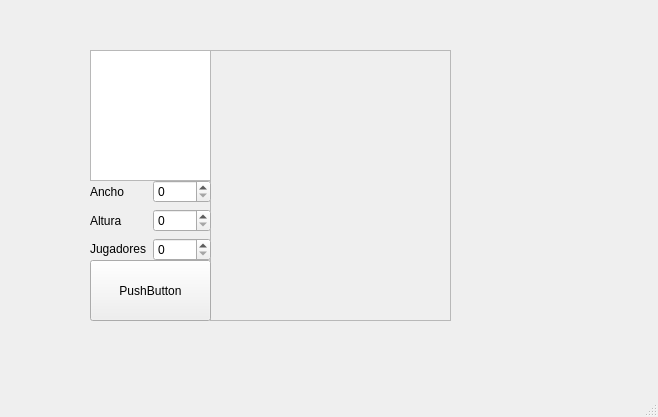
The window that editor_src/Editor/mainwindow.ui (gonzalomartinezs/Wolfenstein3D) describes before a commit, drawn with Qt 5.
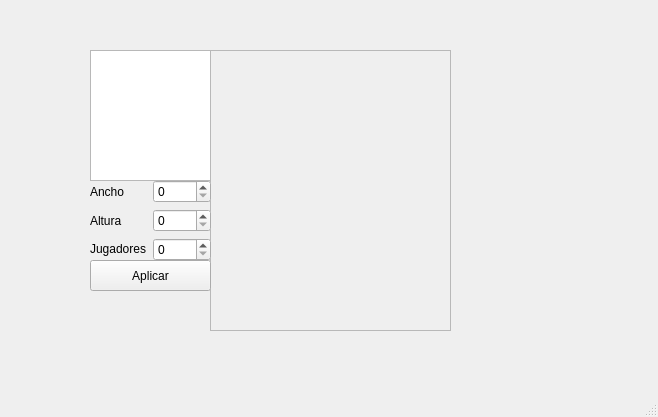
The same window after the commit.

Diff of the .ui file:
```diff
--- a/editor_src/Editor/mainwindow.ui
+++ b/editor_src/Editor/mainwindow.ui
@@ -30,7 +30,7 @@
       <x>210</x>
       <y>50</y>
       <width>241</width>
-      <height>271</height>
+      <height>281</height>
      </rect>
     </property>
     <property name="widgetResizable">
@@ -42,7 +42,7 @@
        <x>0</x>
        <y>0</y>
        <width>239</width>
-       <height>269</height>
+       <height>279</height>
       </rect>
      </property>
     </widget>
@@ -51,9 +51,9 @@
     <property name="geometry">
      <rect>
       <x>90</x>
-      <y>300</y>
-      <width>101</width>
-      <height>20</height>
+      <y>290</y>
+      <width>121</width>
+      <height>41</height>
      </rect>
     </property>
    </widget>
@@ -105,11 +105,11 @@
       <x>90</x>
       <y>260</y>
       <width>121</width>
-      <height>61</height>
+      <height>31</height>
      </rect>
     </property>
     <property name="text">
-     <string>PushButton</string>
+     <string>Aplicar</string>
     </property>
    </widget>
   </widget>
```
Left out of the diff: 18 changed lines with no effect on the pictures.
